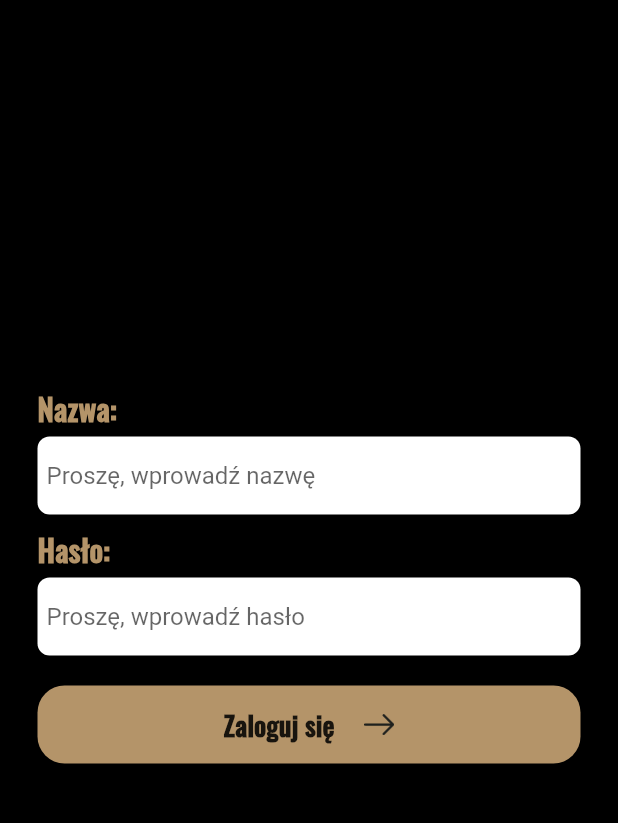
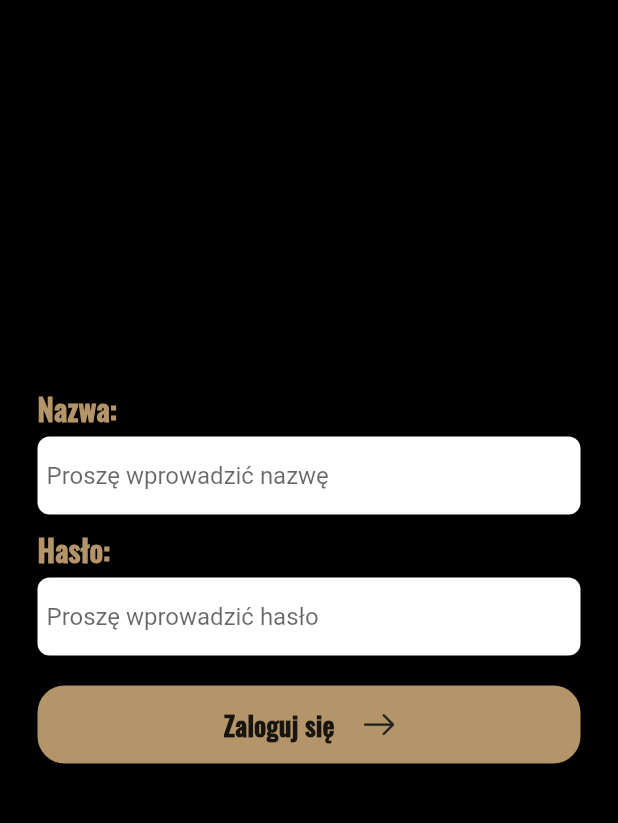
Before and after one commit to mateusz-grzegorzek/4B-mobile-app, a Flutter app: the LoginPage screen opened by its route, on a phone screen of 412 x 824 dp, the part 84-907 px from its top. Run offline on Flutter 3.47's test engine with Material 2 defaults, Android fonts, the phone set to English and light mode, and no system bars; our stand-ins replace firebase_database, shared_preferences; accounts and stored records are empty; generated files the repository leaves out were written again.

Commit message:
Fixed login text

```diff
--- a/lib/pages/home/login/login_page.dart
+++ b/lib/pages/home/login/login_page.dart
@@ -103,12 +103,12 @@ class _LoginPageState extends State<LoginPage> {
                 fPrintText("Nazwa:", gMenuItemTextStyle),
                 Padding(padding: EdgeInsets.only(top: 5)),
                 fBuildTextField(
-                    mUserNameTextEditingController, 'Proszę, wprowadź nazwę'),
+                    mUserNameTextEditingController, 'Proszę wprowadzić nazwę'),
                 Padding(padding: EdgeInsets.only(top: 10)),
                 fPrintText("Hasło:", gMenuItemTextStyle),
                 Padding(padding: EdgeInsets.only(top: 5)),
                 fBuildTextField(
-                    mPasswordTextEditingController, 'Proszę, wprowadź hasło',
+                    mPasswordTextEditingController, 'Proszę wprowadzić hasło',
                     aObscureText: true),
                 mWrongCredentialsWindow,
                 Padding(padding: EdgeInsets.only(top: 20)),
```
